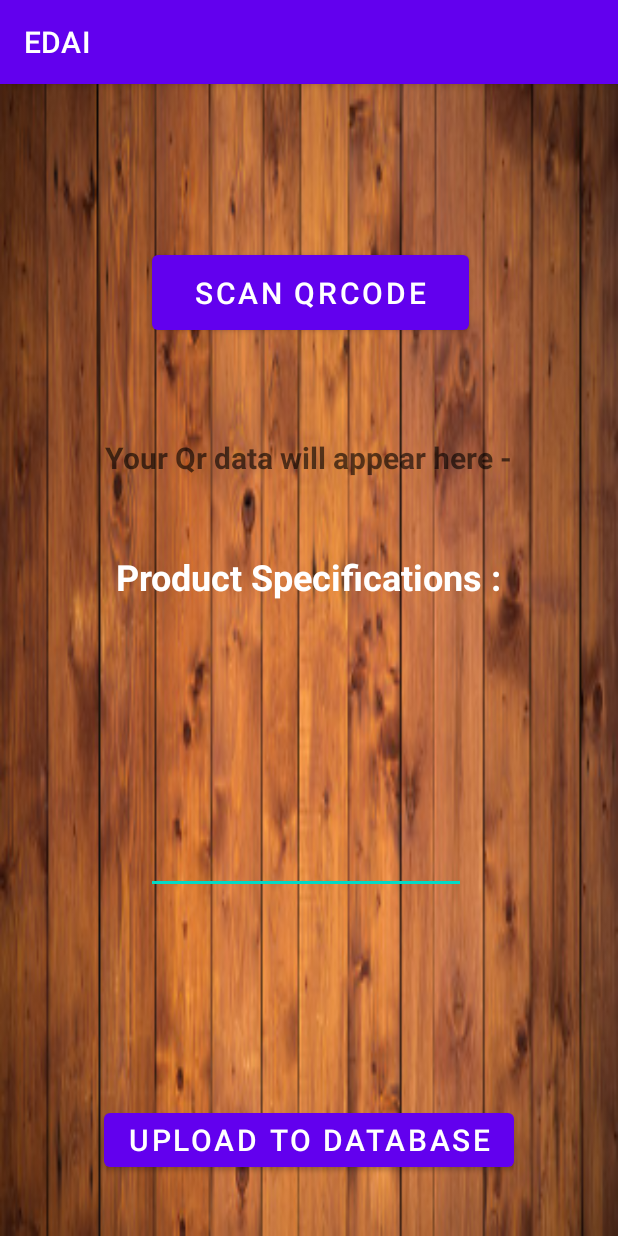
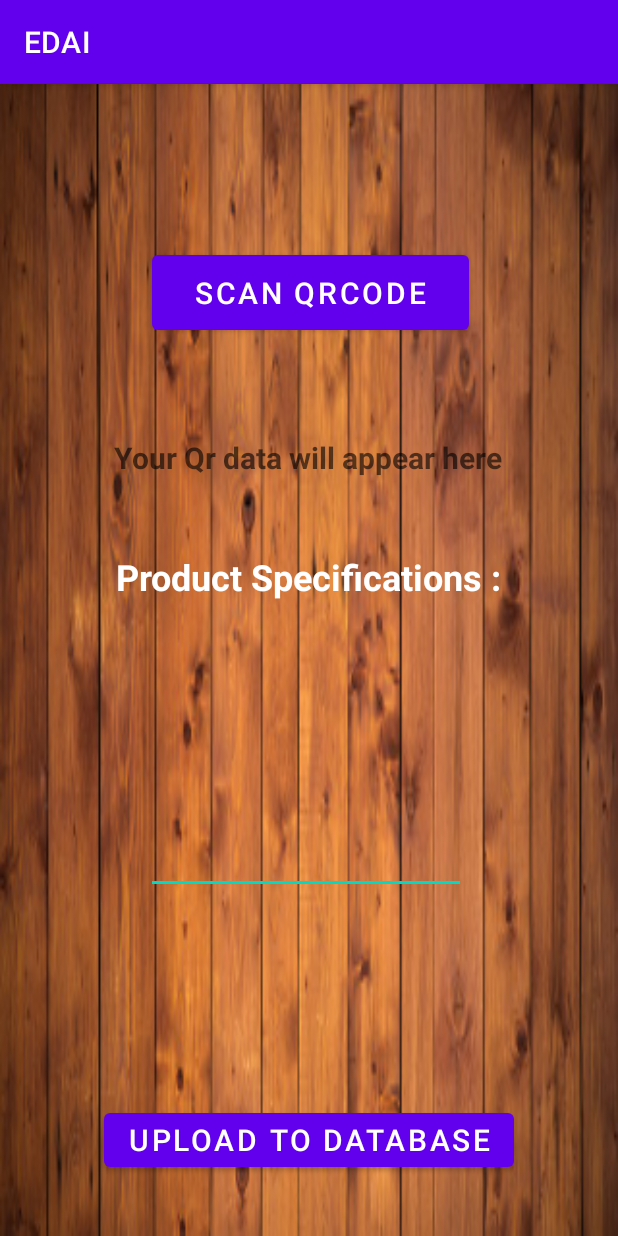
Before and after one commit to lostvayne47/Smart-Inventory-Management-App, an Android app: the screen it shows after launch (MainActivity), on a phone screen of 412 x 824 dp. Run offline under Robolectric (Android 15) with nearby library versions, the phone set to English and light mode, and no system bars.

Commit message:
Hello again

```diff
--- a/app/src/main/res/layout/activity_main.xml
+++ b/app/src/main/res/layout/activity_main.xml
@@ -24,7 +24,7 @@
         android:layout_width="wrap_content"
         android:layout_height="wrap_content"
         android:layout_marginBottom="356dp"
-        android:hint="Your Qr data will appear here -"
+        android:hint="Your Qr data will appear here"
         android:textColor="@color/black"
         android:textSize="20sp"
         android:textStyle="bold"
```
